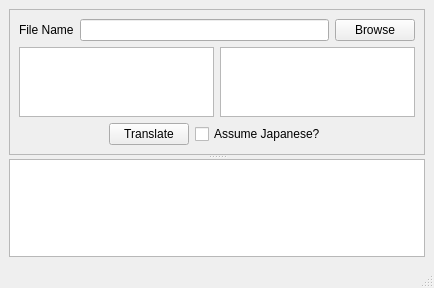
Old version of the form SDD_Major/GUI/mainWindow.ui in the repository apocralyph/sdd-major-project.
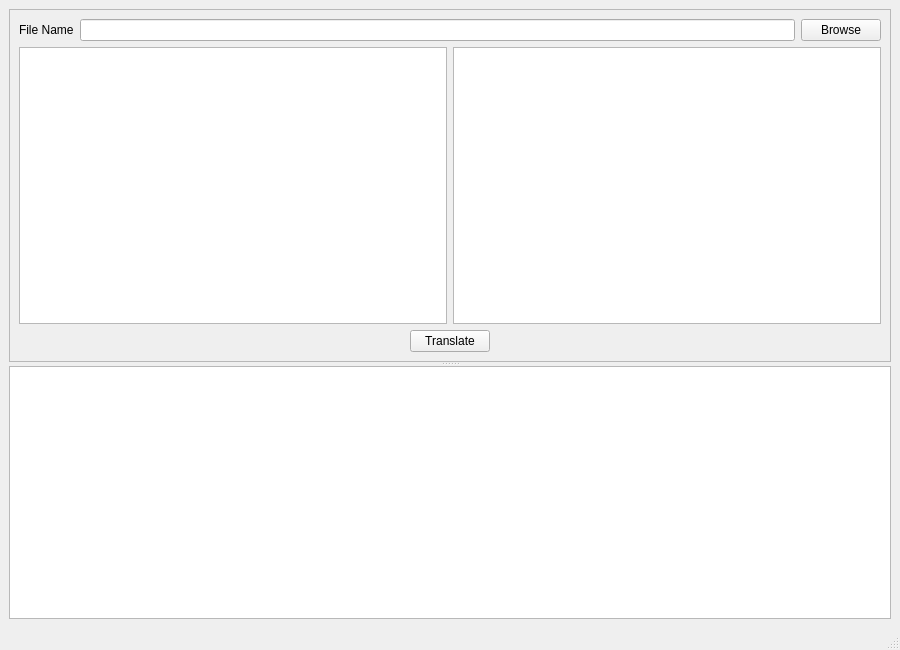
New version of the form.

What changed in the file:
```diff
--- a/SDD_Major/GUI/mainWindow.ui
+++ b/SDD_Major/GUI/mainWindow.ui
@@ -6,8 +6,8 @@
    <rect>
     <x>0</x>
     <y>0</y>
-    <width>434</width>
-    <height>288</height>
+    <width>900</width>
+    <height>650</height>
    </rect>
   </property>
   <property name="minimumSize">
@@ -34,7 +34,7 @@
         <enum>QFrame::Raised</enum>
        </property>
        <layout class="QGridLayout" name="gridLayout">
-        <item row="0" column="0" colspan="4">
+        <item row="0" column="0" colspan="3">
          <layout class="QHBoxLayout" name="horizontalLayout">
           <item>
            <widget class="QLabel" name="label">
@@ -55,7 +55,7 @@
           </item>
          </layout>
         </item>
-        <item row="1" column="0" colspan="4">
+        <item row="1" column="0" colspan="3">
          <layout class="QHBoxLayout" name="horizontalLayout_2">
           <item>
            <widget class="QTextBrowser" name="originalTextBrowser"/>
@@ -86,13 +86,6 @@
          </widget>
         </item>
         <item row="2" column="2">
-         <widget class="QCheckBox" name="checkBox">
-          <property name="text">
-           <string>Assume Japanese?</string>
-          </property>
-         </widget>
-        </item>
-        <item row="2" column="3">
          <spacer name="horizontalSpacer_2">
           <property name="orientation">
            <enum>Qt::Horizontal</enum>
```
Left out of the diff: 16 changed lines with no effect on the pictures.
